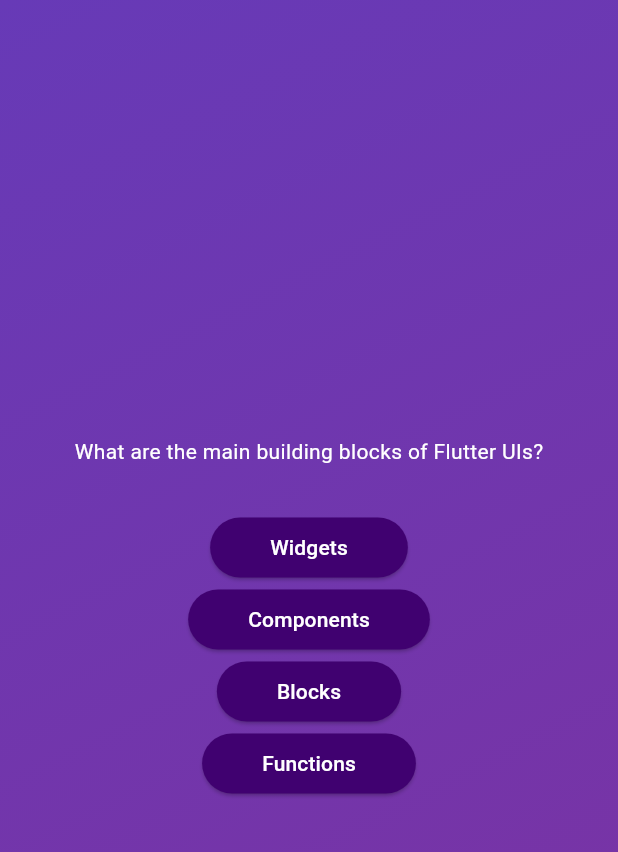
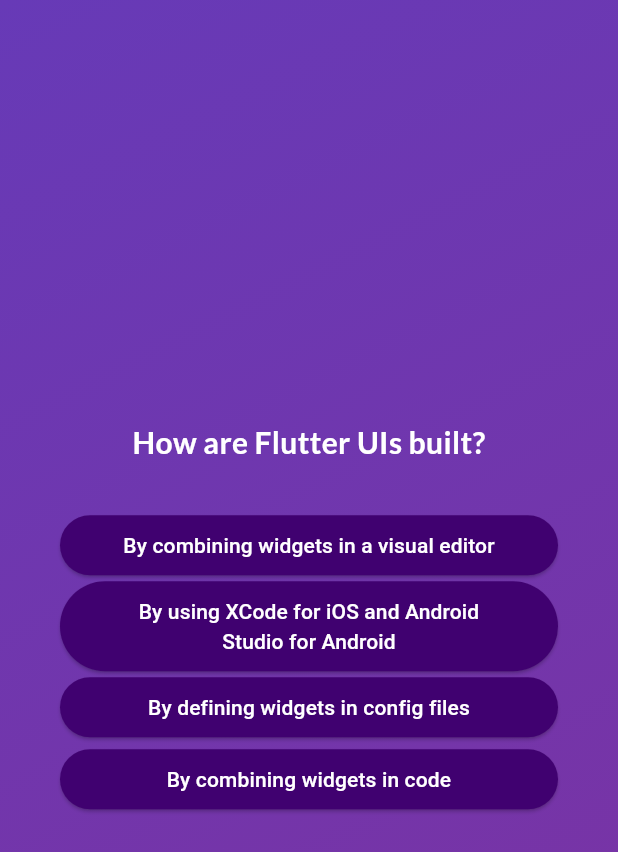
Before and after one commit to indexdothtml/quiz_app, a Flutter app: the screen it shows after launch, after a tap on "Start Quiz", after a tap on "Components", on a phone screen of 412 x 824 dp. Shown: the top 852 px of the screen. Run offline on Flutter 3.47's test engine with Material 3 defaults, Android fonts, the phone set to English and light mode, and no system bars; our stand-ins replace google_fonts.

Commit message:
questions can change and save selected options

```diff
--- a/lib/data/questions.dart
+++ b/lib/data/questions.dart
@@ -3,11 +3,11 @@ import 'package:quiz_app/models/quiz_question.dart';
 const questions = [
   QuizQuestion(
     question: 'What are the main building blocks of Flutter UIs?',
-    answers: ['Widgets', 'Components', 'Blocks', 'Functions'],
+    options: ['Widgets', 'Components', 'Blocks', 'Functions'],
   ),
   QuizQuestion(
     question: 'How are Flutter UIs built?',
-    answers: [
+    options: [
       'By combining widgets in code',
       'By combining widgets in a visual editor',
       'By defining widgets in config files',
@@ -16,7 +16,7 @@ const questions = [
   ),
   QuizQuestion(
     question: 'What\'s the purpose of a StatefulWidget?',
-    answers: [
+    options: [
       'Update UI as data changes',
       'Update data as UI changes',
       'Ignore data changes',
@@ -26,7 +26,7 @@ const questions = [
   QuizQuestion(
     question:
         'Which widget should you try to use more often: StatelessWidget or StatefulWidget?',
-    answers: [
+    options: [
       'StatelessWidget',
       'StatefulWidget',
       'Both are equally good',
@@ -35,7 +35,7 @@ const questions = [
   ),
   QuizQuestion(
     question: 'What happens if you change data in a StatelessWidget?',
-    answers: [
+    options: [
       'The UI is not updated',
       'The UI is updated',
       'The closest StatefulWidget is updated',
@@ -44,7 +44,7 @@ const questions = [
   ),
   QuizQuestion(
     question: 'How should you update data inside of StatefulWidgets?',
-    answers: [
+    options: [
       'By calling setState()',
       'By calling updateData()',
       'By calling updateUI()',
--- a/lib/models/quiz_question.dart
+++ b/lib/models/quiz_question.dart
@@ -1,6 +1,12 @@
 class QuizQuestion {
-  const QuizQuestion({required this.question, required this.answers});
+  const QuizQuestion({required this.question, required this.options});
 
   final String question;
-  final List<String> answers;
+  final List<String> options;
+
+  List<String> getShuffledList() {
+    final shuffledOptions = List.of(options);
+    shuffledOptions.shuffle();
+    return shuffledOptions;
+  }
 }
--- a/lib/option_button.dart
+++ b/lib/option_button.dart
@@ -15,7 +15,7 @@ class OptionButton extends StatelessWidget {
         padding: const EdgeInsets.symmetric(vertical: 10, horizontal: 40),
       ),
       onPressed: onTap,
-      child: Text(option),
+      child: Text(option, textAlign: TextAlign.center),
     );
   }
 }
--- a/lib/questions_screen.dart
+++ b/lib/questions_screen.dart
@@ -1,10 +1,13 @@
 import 'package:flutter/material.dart';
+import 'package:google_fonts/google_fonts.dart';
 
 import 'package:quiz_app/data/questions.dart';
 import 'package:quiz_app/option_button.dart';
 
 class QuestionsScreen extends StatefulWidget {
-  const QuestionsScreen({super.key});
+  const QuestionsScreen({super.key, required this.onOptionSelect});
+
+  final void Function(String option) onOptionSelect;
 
   @override
   State<QuestionsScreen> createState() {
@@ -13,41 +16,47 @@ class QuestionsScreen extends StatefulWidget {
 }
 
 class _QuestionsScreenState extends State<QuestionsScreen> {
-  void changeQuestion() {
-    // .. change quesiton logic
+  int activeQuestionIndex = 0;
+
+  void handleOption(String option) {
+    widget.onOptionSelect(option);
+    setState(() {
+      activeQuestionIndex++;
+    });
   }
 
   @override
   Widget build(BuildContext context) {
-    final activeQuestion = questions[0];
+    final activeQuestion = questions[activeQuestionIndex];
 
     return SizedBox(
       width: double.infinity,
+      child: Container(
+        margin: const EdgeInsets.symmetric(horizontal: 40),
         child: Column(
           mainAxisAlignment: MainAxisAlignment.center,
+          crossAxisAlignment: CrossAxisAlignment.stretch,
           children: [
             Text(
               activeQuestion.question,
-            style: const TextStyle(color: Colors.white),
+              style: GoogleFonts.lato(
+                color: Colors.white,
+                fontSize: 20,
+                fontWeight: FontWeight.bold,
+              ),
+              textAlign: TextAlign.center,
             ),
             const SizedBox(height: 30),
-          OptionButton(
-            option: activeQuestion.answers[0],
-            onTap: changeQuestion,
+            ...activeQuestion.getShuffledList().map((option) {
+              return OptionButton(
+                option: option,
+                onTap: () {
+                  handleOption(option);
+                },
+              );
+            }),
+          ],
         ),
-          OptionButton(
-            option: activeQuestion.answers[1],
-            onTap: changeQuestion,
-          ),
-          OptionButton(
-            option: activeQuestion.answers[2],
-            onTap: changeQuestion,
-          ),
-          OptionButton(
-            option: activeQuestion.answers[3],
-            onTap: changeQuestion,
-          ),
-        ],
       ),
     );
   }
--- a/lib/quiz.dart
+++ b/lib/quiz.dart
@@ -2,6 +2,7 @@ import 'package:flutter/material.dart';
 
 import 'package:quiz_app/start_screen.dart';
 import 'package:quiz_app/questions_screen.dart';
+import 'package:quiz_app/data/questions.dart';
 
 class Quiz extends StatefulWidget {
   const Quiz({super.key});
@@ -14,6 +15,7 @@ class Quiz extends StatefulWidget {
 
 class _QuizState extends State<Quiz> {
   Widget? activeScreen;
+  final List<String> selectedOptions = [];
 
   @override
   void initState() {
@@ -23,8 +25,19 @@ class _QuizState extends State<Quiz> {
 
   void switchScreen() {
     setState(() {
-      activeScreen = const QuestionsScreen();
+      activeScreen = QuestionsScreen(onOptionSelect: saveOption);
     });
+  }
+
+  void saveOption(String option) {
+    selectedOptions.add(option);
+
+    if (selectedOptions.length == questions.length) {
+      selectedOptions.clear();
+      setState(() {
+        activeScreen = StartScreen(switchScreen);
+      });
+    }
   }
 
   @override
--- a/lib/start_screen.dart
+++ b/lib/start_screen.dart
@@ -1,4 +1,5 @@
 import 'package:flutter/material.dart';
+import 'package:google_fonts/google_fonts.dart';
 
 class StartScreen extends StatelessWidget {
   const StartScreen(this.startQuiz, {super.key});
@@ -17,10 +18,10 @@ class StartScreen extends StatelessWidget {
             color: const Color.fromARGB(150, 255, 255, 255),
           ),
           const SizedBox(height: 80),
-          const Text(
+          Text(
             'Learn Flutter the fun way!',
-            style: TextStyle(
-              color: Color.fromARGB(255, 242, 193, 251),
+            style: GoogleFonts.lato(
+              color: const Color.fromARGB(255, 242, 193, 251),
               fontSize: 30,
             ),
           ),
--- a/pubspec.yaml
+++ b/pubspec.yaml
@@ -34,6 +34,7 @@ dependencies:
   # The following adds the Cupertino Icons font to your application.
   # Use with the CupertinoIcons class for iOS style icons.
   cupertino_icons: ^1.0.8
+  google_fonts: ^6.2.1
 
 dev_dependencies:
   flutter_test:
```
Also changed, not shown: pubspec.lock, 1 other file. Lines whose indentation alone changed are shown as unchanged.
